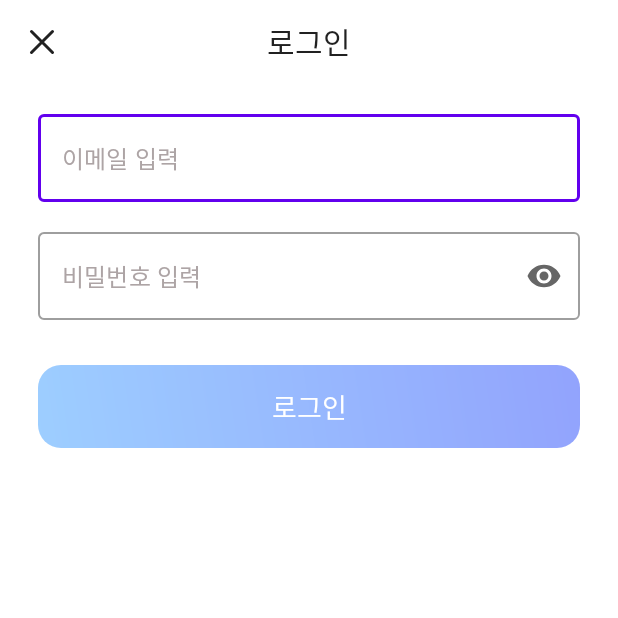
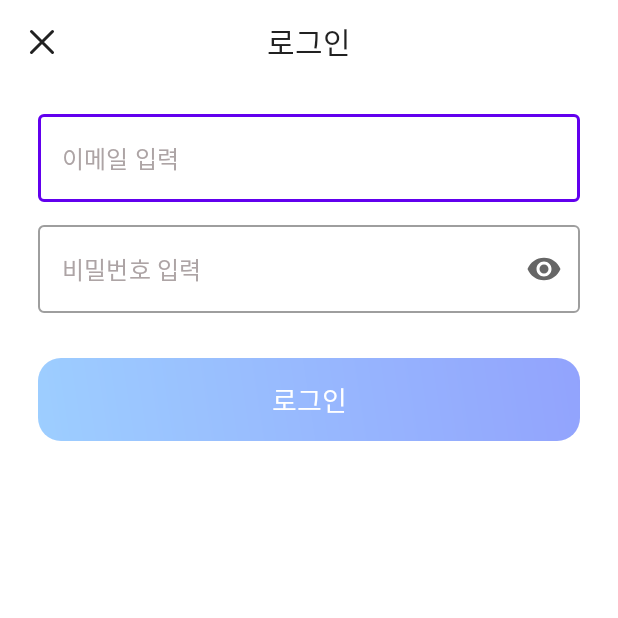
Before and after one commit to youuungh/RemindPassword, an Android app: the LoginActivity screen opened directly, with no data from a screen before it, on a phone screen of 412 x 824 dp, the top half of it. Run offline under Robolectric (Android 15) with nearby library versions, the phone set to English and light mode, and no system bars; our stand-ins replace Firebase (no records; nobody signed in at launch, a user with empty details on screens opened directly).

Commit message:
비밀번호 관리자

```diff
--- a/app/src/main/java/com/example/passwordmanager/LoginActivity.java
+++ b/app/src/main/java/com/example/passwordmanager/LoginActivity.java
@@ -105,10 +105,8 @@ public class LoginActivity extends AppCompatActivity {
     void loginChangeInProgress(boolean inProgress) {
         if (inProgress) {
             progressBar.setVisibility(View.VISIBLE);
-            button_login.setVisibility(View.GONE);
         } else {
             progressBar.setVisibility(View.GONE);
-            button_login.setVisibility(View.VISIBLE);
         }
     }
 
--- a/app/src/main/res/layout/activity_login.xml
+++ b/app/src/main/res/layout/activity_login.xml
@@ -62,7 +62,7 @@
                 style="@style/Widget.MaterialComponents.TextInputLayout.OutlinedBox"
                 android:layout_width="match_parent"
                 android:layout_height="wrap_content"
-                android:layout_marginTop="20dp"
+                android:layout_marginTop="15dp"
                 android:theme="@style/Theme.MaterialComponents.Light.NoActionBar"
                 app:endIconMode="password_toggle"
                 app:endIconCheckable="true"
```
